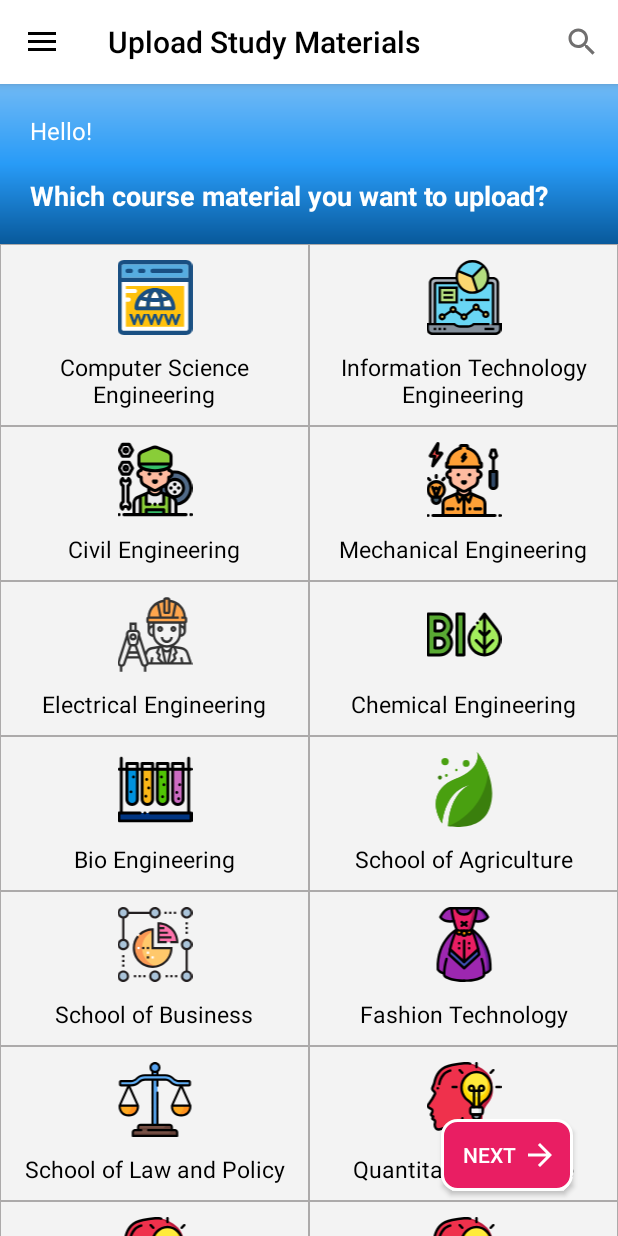
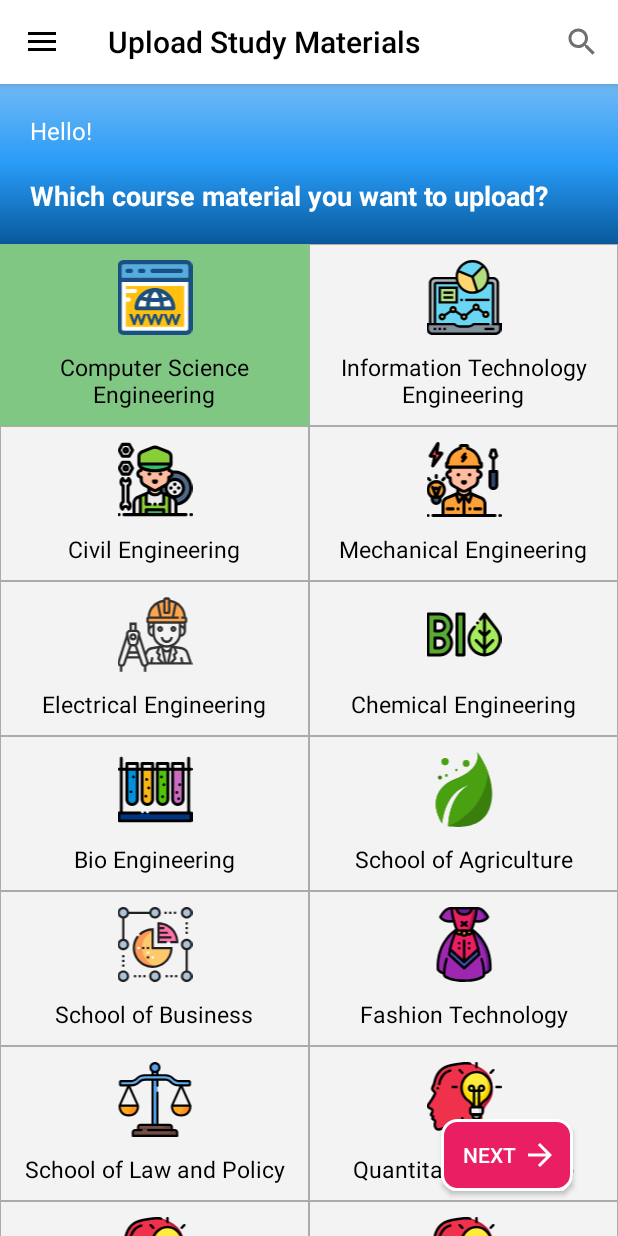
Before and after one commit to sunil-kumarr/NoteKeeper, an Android app: the screen it shows after launch once a user with an empty profile is signed in (MainActivity), in the side drawer, after a tap on "Upload Study Material", on a phone screen of 412 x 824 dp. Run offline under Robolectric (Android 15) with nearby library versions, the phone set to English and light mode, and no system bars; our stand-ins replace Firebase (no records; nobody signed in at launch, a user with empty details on screens opened directly), Picasso, Shimmer; libraries missing offline, so code that uses them is left out: com.firebase.ui.

Commit message:
cleaning things

```diff
--- a/app/src/main/java/com/capstone/notekeeper/BuyAndSellModule/ProductDetailsActivity.java
+++ b/app/src/main/java/com/capstone/notekeeper/BuyAndSellModule/ProductDetailsActivity.java
@@ -81,7 +81,7 @@ public class ProductDetailsActivity extends AppCompatActivity {
             ActivityCompat.requestPermissions(this, new String[]{Manifest.permission.CALL_PHONE},
                     CALL_REQUEST);
         } else {
-            Intent intent = new Intent(Intent.ACTION_CALL, Uri.parse("tel:" + "8116227044"));
+            Intent intent = new Intent(Intent.ACTION_CALL, Uri.parse("tel:" + pUserPhone));
             startActivity(intent);
         }
 
--- a/app/src/main/java/com/capstone/notekeeper/StudyLibararyModule/CourseAdapter.java
+++ b/app/src/main/java/com/capstone/notekeeper/StudyLibararyModule/CourseAdapter.java
@@ -70,6 +70,10 @@ public class CourseAdapter extends RecyclerView.Adapter<CourseAdapter.CourseHold
             if(!mLayoutArrayList.contains(holder.courseTab2)) {
                 mLayoutArrayList.add(holder.courseTab2);
             }
+            if(selectedItem==null && position==0){
+                holder.courseTab2.setBackgroundResource(R.color.green_300);
+                selectedItem = currentCourse.getCourseName();
+            }
             holder.courseTab2.setOnClickListener(new View.OnClickListener() {
                 @Override
                 public void onClick(View pView) {
@@ -80,7 +84,6 @@ public class CourseAdapter extends RecyclerView.Adapter<CourseAdapter.CourseHold
                     selectedItem = currentCourse.getCourseName();
                 }
             });
-
         }
 
     }
```
Also changed, not shown: app/src/main/java/com/capstone/notekeeper/StudyLibararyModule/NotesAdapter.java (+5 -2 lines), app/src/main/java/com/capstone/notekeeper/StudyLibararyModule/StudyMaterialDetails.java (+5 -2 lines), 20 other files.
